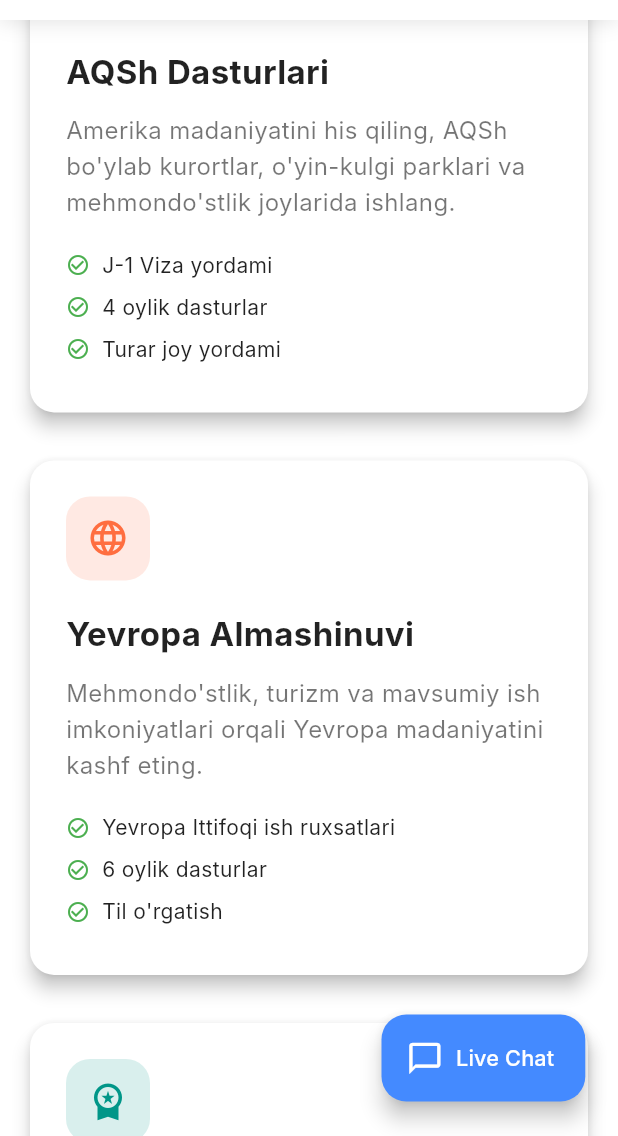
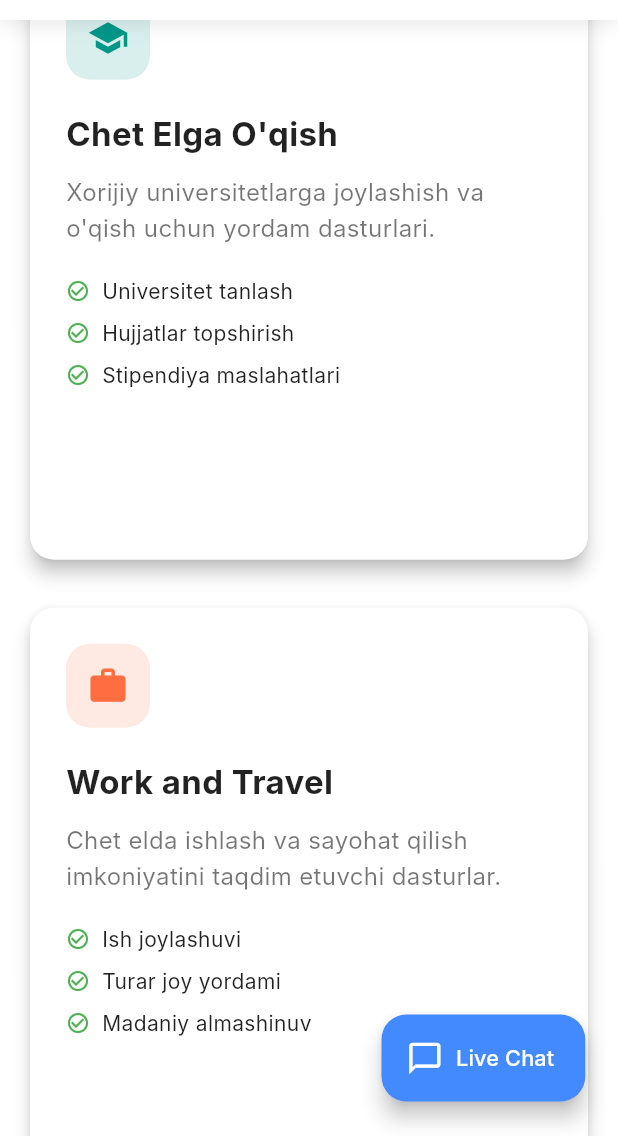
Before and after one commit to To-Rex/LearnX, a Flutter app: the screen it shows after launch, scrolled down 1152 dp, on a phone screen of 412 x 824 dp, the part 100-1236 px from its top. Run offline on Flutter 3.47's test engine with Material 3 defaults, Android fonts, the phone set to English and light mode, and no system bars; our stand-ins replace auth_buttons, google_fonts, supabase_flutter; missing offline and left inert: dart:html; accounts and stored records are empty; network calls fail; Roboto replaces fonts that are missing (Inter).

Commit message:
add new func

```diff
--- a/lib/main.dart
+++ b/lib/main.dart
@@ -1,6 +1,7 @@
 import 'package:flutter/material.dart';
 import 'package:flutter_web_plugins/flutter_web_plugins.dart';
 import 'package:learnx/screens/dashboard_screen.dart';
+import 'package:learnx/screens/detailes/visa_detail.dart';
 import 'package:learnx/screens/home_screen.dart';
 import 'package:learnx/screens/login_screen.dart';
 import 'package:learnx/screens/profile_screen.dart';
@@ -40,6 +41,7 @@ class WorkTravelApp extends StatelessWidget {
         '/dashboard': (context) => const DashboardScreen(),
         '/profile': (context) => const ProfileScreen(),
         '/admin': (context) => const AdminDashboard(),
+        '/visa-detail': (context) => VisaDetail(),
       },
     );
   }
--- a/lib/widgets/services_section.dart
+++ b/lib/widgets/services_section.dart
@@ -1,4 +1,6 @@
 import 'package:flutter/material.dart';
+
+import '../screens/detailes/visa_detail.dart';
 
 class ServicesSection extends StatelessWidget {
   const ServicesSection({super.key});
@@ -33,38 +35,41 @@ class ServicesSection extends StatelessWidget {
                 crossAxisAlignment: CrossAxisAlignment.start,
                 children: [
                   Expanded(child: _buildServiceCard(
-                    'Koreya Dasturlari',
-                    'Amerika madaniyatini his qiling, AQSh bo\'ylab kurortlar, o\'yin-kulgi parklari va mehmondo\'stlik joylarida ishlang.',
-                    Icons.flag,
-                    Colors.blueAccent,
+                    context,
+                    'Chet Elga O\'qish',
+                    'Xorijiy universitetlarga joylashish va o\'qish uchun yordam dasturlari.',
+                    Icons.school,
+                    Colors.teal,
                     [
-                      'J-1 Viza yordami',
-                      '4 oylik dasturlar',
-                      'Turar joy yordami',
+                      'Universitet tanlash',
+                      'Hujjatlar topshirish',
+                      'Stipendiya maslahatlari',
                     ],
                   )),
                   const SizedBox(width: 24),
                   Expanded(child: _buildServiceCard(
-                    'Yevropa Almashinuvi',
-                    'Mehmondo\'stlik, turizm va mavsumiy ish imkoniyatlari orqali Yevropa madaniyatini kashf eting.',
-                    Icons.language,
+                    context,
+                    'Work and Travel',
+                    'Chet elda ishlash va sayohat qilish imkoniyatini taqdim etuvchi dasturlar.',
+                    Icons.work,
                     Colors.deepOrangeAccent,
                     [
-                      'Yevropa Ittifoqi ish ruxsatlari',
-                      '6 oylik dasturlar',
-                      'Til o\'rgatish',
+                      'Ish joylashuvi',
+                      'Turar joy yordami',
+                      'Madaniy almashinuv',
                     ],
                   )),
                   const SizedBox(width: 24),
                   Expanded(child: _buildServiceCard(
-                    'Maxsus Dasturlar',
-                    'Sizning aniq martaba maqsadlaringiz va qiziqishlaringizga moslashtirilgan ish va sayohat tajribalari.',
-                    Icons.workspace_premium,
-                    Colors.teal,
+                    context,
+                    'Viza Yordami',
+                    'Turli mamlakatlar uchun viza olish jarayonida professional yordam va maslahatlar.',
+                    Icons.description,
+                    Colors.blueAccent,
                     [
-                      'Shaxsiy moslashtirish',
-                      'Moslashuvchan davomiylik',
-                      'Martaba rivojlantirish',
+                      'Hujjatlar tayyorlash',
+                      'Elchixona bilan aloqa',
+                      'Viza turi bo\'yicha maslahat',
                     ],
                   )),
                 ],
@@ -72,38 +77,42 @@ class ServicesSection extends StatelessWidget {
                   : Column(
                 children: [
                   _buildServiceCard(
-                    'AQSh Dasturlari',
-                    'Amerika madaniyatini his qiling, AQSh bo\'ylab kurortlar, o\'yin-kulgi parklari va mehmondo\'stlik joylarida ishlang.',
-                    Icons.flag,
-                    Colors.blueAccent,
+                    context,
+                    'Chet Elga O\'qish',
+                    'Xorijiy universitetlarga joylashish va o\'qish uchun yordam dasturlari.',
+                    Icons.school,
+                    Colors.teal,
                     [
-                      'J-1 Viza yordami',
-                      '4 oylik dasturlar',
-                      'Turar joy yordami',
+                      'Universitet tanlash',
+                      'Hujjatlar topshirish',
+                      'Stipendiya maslahatlari',
                     ],
                   ),
                   const SizedBox(height: 24),
                   _buildServiceCard(
-                    'Yevropa Almashinuvi',
-                    'Mehmondo\'stlik, turizm va mavsumiy ish imkoniyatlari orqali Yevropa madaniyatini kashf eting.',
-                    Icons.language,
+                    context,
+                    'Work and Travel',
+                    'Chet elda ishlash va sayohat qilish imkoniyatini taqdim etuvchi dasturlar.',
+                    Icons.work,
                     Colors.deepOrangeAccent,
                     [
-                      'Yevropa Ittifoqi ish ruxsatlari',
-                      '6 oylik dasturlar',
-                      'Til o\'rgatish',
+                      'Ish joylashuvi',
+                      'Turar joy yordami',
+                      'Madaniy almashinuv',
                     ],
                   ),
+
                   const SizedBox(height: 24),
                   _buildServiceCard(
-                    'Maxsus Dasturlar',
-                    'Sizning aniq martaba maqsadlaringiz va qiziqishlaringizga moslashtirilgan ish va sayohat tajribalari.',
-                    Icons.workspace_premium,
-                    Colors.teal,
+                    context,
+                    'Viza Yordami',
+                    'Turli mamlakatlar uchun viza olish jarayonida professional yordam va maslahatlar.',
+                    Icons.description,
+                    Colors.blueAccent,
                     [
-                      'Shaxsiy moslashtirish',
-                      'Moslashuvchan davomiylik',
-                      'Martaba rivojlantirish',
+                      'Hujjatlar tayyorlash',
+                      'Elchixona bilan aloqa',
+                      'Viza turi bo\'yicha maslahat',
                     ],
                   ),
                 ],
@@ -115,15 +124,22 @@ class ServicesSection extends StatelessWidget {
     );
   }
 
-  Widget _buildServiceCard(String title, String description, IconData icon, Color color, List<String> features) {
+
+  Widget _buildServiceCard(context, String title, String description, IconData icon, Color color, List<String> features) {
     return Card(
       elevation: 5,
       color: Colors.white,
       shape: RoundedRectangleBorder(
         borderRadius: BorderRadius.circular(16),
       ),
-      child: Padding(
+      child: InkWell(
+        onTap: () {
+          //VisaDetail
+          Navigator.pushNamed(context, '/visa-detail', arguments: {'title': title});
+        },
+        child:  Container(
           padding: const EdgeInsets.all(24),
+          constraints: const BoxConstraints(maxWidth: 400, minWidth: 300, minHeight: 400),
           child: Column(
             crossAxisAlignment: CrossAxisAlignment.start,
             children: [
@@ -136,9 +152,8 @@ class ServicesSection extends StatelessWidget {
                   ),
                   child: Icon(
                       icon,
-                size: 28,
-                color: color,
-              ),
+                      size: 28, color: color
+                  )
               ),
               const SizedBox(height: 20),
               Text(
@@ -176,6 +191,7 @@ class ServicesSection extends StatelessWidget {
               )),
             ],
           ),
+        )
       ),
     );
   }
```
Also changed, not shown: lib/screens/detailes/visa_detail.dart (added, +17 -0 lines), lib/screens/profile_screen.dart (+108 -31 lines), lib/services/auth_service.dart (+43 -1 lines), lib/widgets/hero_section.dart (+14 -1 lines). Lines whose indentation alone changed are shown as unchanged.
